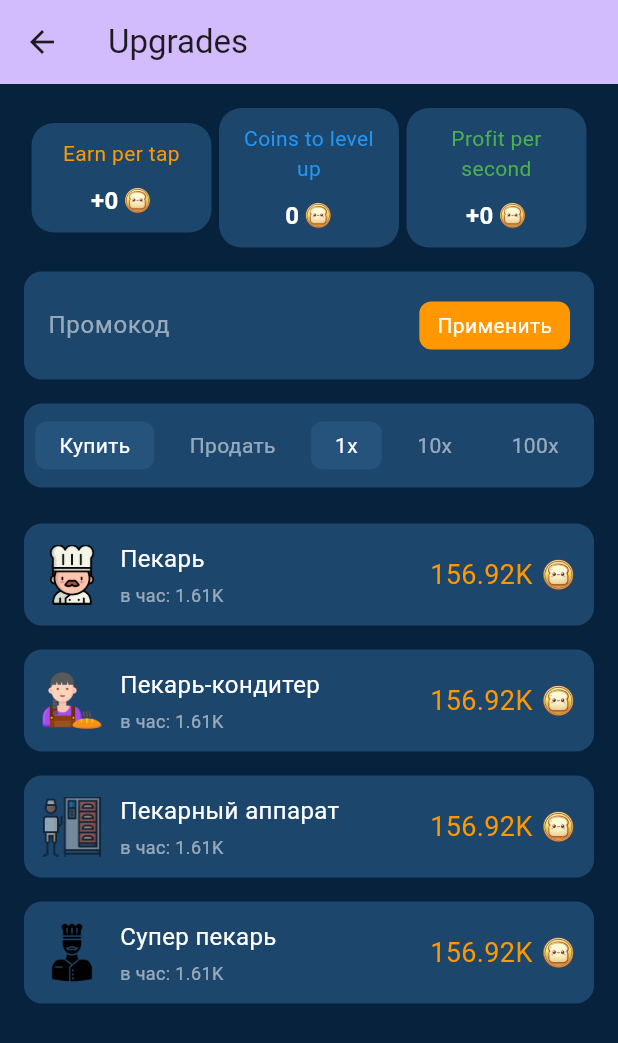
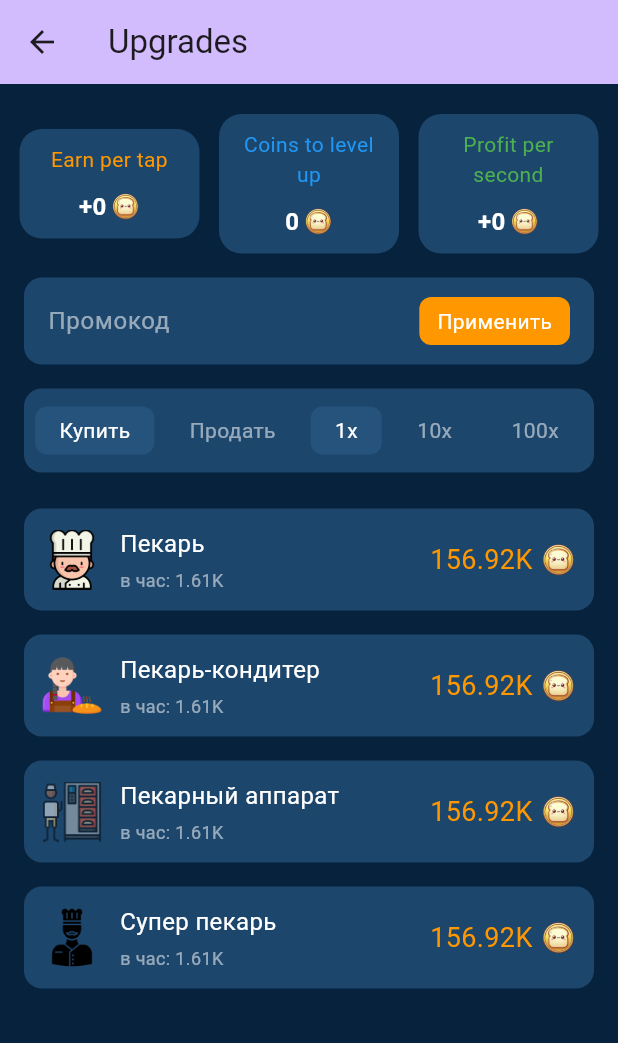
Before and after one commit to karma-dev-team/NaNTap, a Flutter app: the UpgradesPage screen opened directly, on a phone screen of 412 x 824 dp. Shown: the top 1043 px of the screen. Run offline on Flutter 3.47's test engine with Material 3 defaults, Android fonts, the phone set to English and light mode, and no system bars; missing offline and left inert: dart:ffi.

Commit message:
supoer fix 228

```diff
--- a/lib/pages/upgrades.dart
+++ b/lib/pages/upgrades.dart
@@ -20,8 +20,8 @@
 class _UpgradesPageState extends State<UpgradesPage> {
   final TextEditingController _promoController = TextEditingController();
   String _promoMessage = '';
-  String _selectedAction = 'Купить'; // Для отслеживания выбранной кнопки
-  String _selectedMultiplier = '1x'; // Для отслеживания выбранного множителя
+  String _selectedAction = 'Купить';
+  String _selectedMultiplier = '1x';
 
   void _checkPromoCode() {
     if (_promoController.text == "ilovenan") {
@@ -95,7 +95,7 @@
       child: Container(
         padding: const EdgeInsets.symmetric(vertical: 6, horizontal: 16),
         decoration: BoxDecoration(
-          color: isSelected ? Color(0xFF25537C) : Color(0xFF1D466C),
+          color: isSelected ? const Color(0xFF25537C) : const Color(0xFF1D466C),
           borderRadius: BorderRadius.circular(8),
         ),
         child: Text(
@@ -117,7 +117,7 @@
       child: Container(
         padding: const EdgeInsets.symmetric(vertical: 6, horizontal: 16),
         decoration: BoxDecoration(
-          color: isSelected ? Color(0xFF25537C) : Color(0xFF1D466C),
+          color: isSelected ? const Color(0xFF25537C) : const Color(0xFF1D466C),
           borderRadius: BorderRadius.circular(8),
         ),
         child: Text(
@@ -136,12 +136,9 @@
         backgroundColor: Theme.of(context).colorScheme.inversePrimary,
         title: const Text('Upgrades'),
       ),
-      body: Padding(
-        padding: const EdgeInsets.all(16.0),
-        child: Column(
-          crossAxisAlignment: CrossAxisAlignment.start,
+      body: ListView(
         children: [
-            // Top Stats Row using buildMenuCard
+          const SizedBox(height: 20),
           Row(
             mainAxisAlignment: MainAxisAlignment.spaceEvenly,
             children: [
@@ -151,9 +148,14 @@
             ],
           ),
           const SizedBox(height: 16),
+          Padding(
+            padding: const EdgeInsets.symmetric(horizontal: 16),
+            child: Column(
+              crossAxisAlignment: CrossAxisAlignment.start,
+              children: [
                 // Promo Code Section
                 Container(
-              padding: const EdgeInsets.symmetric(horizontal: 16.0, vertical: 12.0),
+                  padding: const EdgeInsets.symmetric(horizontal: 16.0, vertical: 5.0),
                   decoration: BoxDecoration(
                     color: const Color(0xFF1D466C),
                     borderRadius: BorderRadius.circular(12),
@@ -208,8 +210,9 @@
                   ),
                 ),
                 const SizedBox(height: 16),
-            // Upgrades List
-            Expanded(
+                // Upgrades List внутри Padding и Expanded
+                SizedBox(
+                  height: 400, // Задаем фиксированную высоту, чтобы контент был видим.
                   child: ListView(
                     children: [
                       buildUpgradeCard('Пекарь', '1.61K', 'assets/image/upg1.png', '156.92K'),
@@ -222,6 +225,8 @@
               ],
             ),
           ),
+        ],
+      ),
     );
   }
 }
```
Lines whose indentation alone changed are shown as unchanged.
